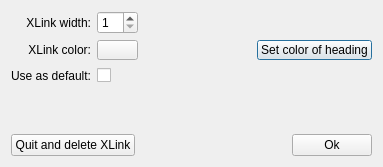
insilmaril/vym, file editxlinkdialog.ui: the form before one commit.
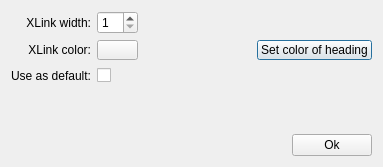
The form after the commit.

Commit message: Bugfix:  segmentation fault after deleting an xLink (vym-Bugs-3460040)

The edit to the form file:
```diff
--- a/editxlinkdialog.ui
+++ b/editxlinkdialog.ui
@@ -190,13 +190,6 @@
      <property name="margin">
       <number>0</number>
      </property>
-     <item>
-      <widget class="QPushButton" name="deleteButton">
-       <property name="text">
-        <string>Quit and delete XLink</string>
-       </property>
-      </widget>
-     </item>
      <item>
       <spacer>
        <property name="orientation">
```
The commit also changes 4 other files.
